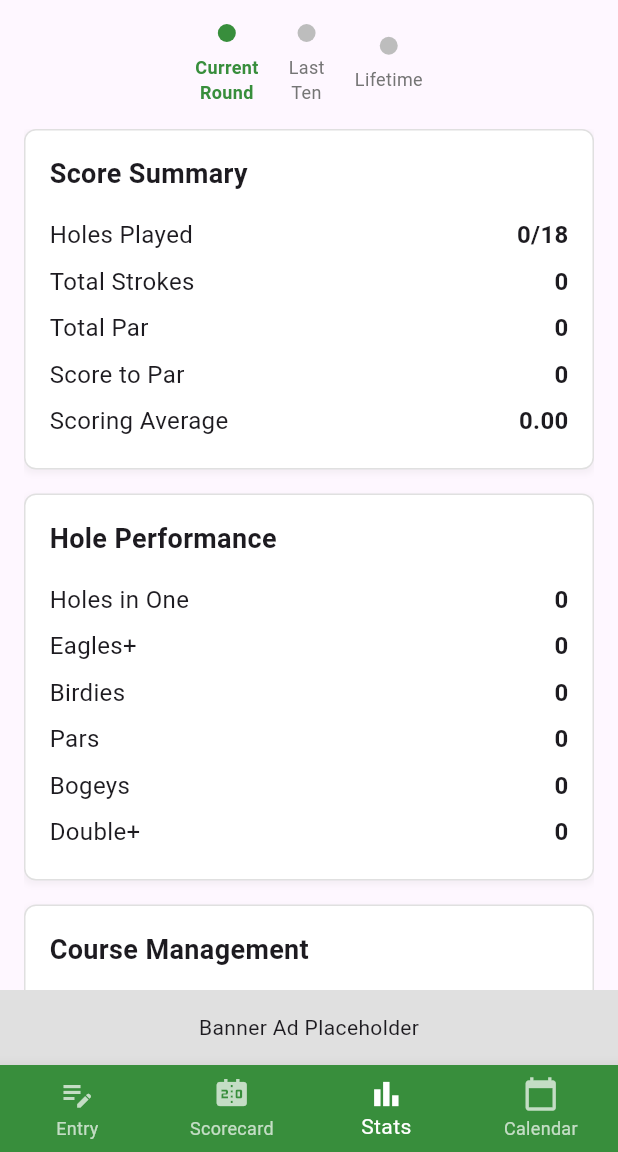
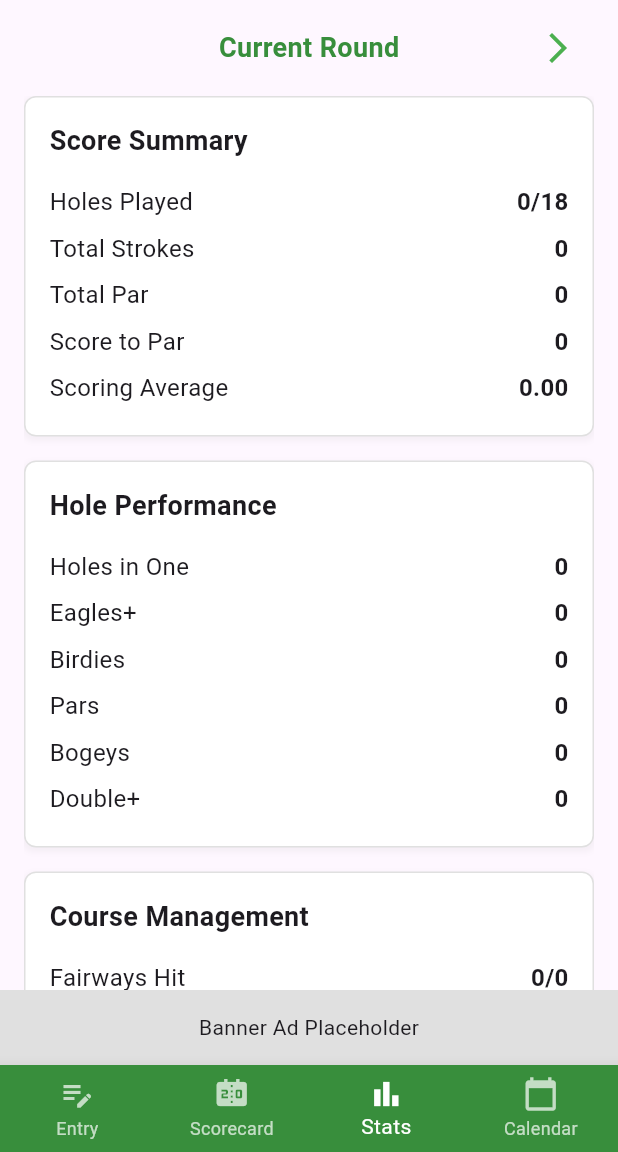
Before and after one commit to Bprice47/golflytics, a Flutter app: the NewGameScreen screen opened directly, item 3 of the bottom bar chosen, on a phone screen of 412 x 824 dp, the part 84-1236 px from its top. Run offline on Flutter 3.47's test engine with Material 3 defaults, Android fonts, the phone set to English and light mode, and no system bars.

Commit message:
🎯 MAJOR MILESTONE: Complete UI Implementation
✅ CORE FEATURES COMPLETE:
- Full Golf Entry System with scorecard indicators
- Professional Scorecard View with horizontal scrolling
- Comprehensive Stats Interface with dual navigation
- All hole-by-hole data entry and validation

🎨 UI/UX HIGHLIGHTS:
- Scorecard-style visual indicators (birdies, eagles, bogeys)
- Swipeable Stats navigation (Current Round ↔ Last Ten ↔ Lifetime)
- Custom green-themed button tabs with highlighting
- Arrow + swipe dual navigation system
- Real-time score calculations and summaries

📊 STATS SYSTEM:
- Current Round: Live hole performance tracking
- Holes-in-one tracking and display
- FIR/GIR percentage calculations
- Course Management statistics
- Score to par with color coding

🏗️ TECHNICAL FOUNDATION:
- Robust data models and state management
- Clean separation of concerns
- Mobile-optimized layouts and interactions
- Professional scorecard grid system
- Comprehensive input validation

🎉 READY FOR: Data persistence, backend integration, calendar features
📝 STATUS: Complete UI foundation - Calendar feature pending future development

```diff
--- a/lib/screens/new_game_screen.dart
+++ b/lib/screens/new_game_screen.dart
@@ -730,8 +730,7 @@ class ScorecardView extends StatelessWidget {
         border: Border.all(color: Colors.grey.shade400, width: 1.0),
       ),
       child: Center(
-        child:
-            child ??
+        child: child ??
             Text(text, style: TextStyle(fontWeight: fontWeight, fontSize: 16)),
       ),
     );
@@ -1114,8 +1113,8 @@ class ScorecardView extends StatelessWidget {
                             color: totalToPar > 0
                                 ? Colors.red
                                 : (totalToPar < 0
-                                      ? Colors.green
-                                      : Colors.black),
+                                    ? Colors.green
+                                    : Colors.black),
                           ),
                         ),
                       ],
@@ -1143,169 +1142,227 @@ class StatsView extends StatefulWidget {
 }
 
 class _StatsViewState extends State<StatsView> with TickerProviderStateMixin {
-  late PageController _pageController;
-  int _currentPage = 0;
-
-  @override
-  void initState() {
-    super.initState();
-    _pageController = PageController();
-  }
-
-  @override
-  void dispose() {
-    _pageController.dispose();
-    super.dispose();
-  }
+  int _currentView = 0; // 0: Current Round, 1: Last Ten, 2: Lifetime
+  int _selectedTab = 0; // 0: Course, 1: All (for Last Ten and Lifetime views)
 
   @override
   Widget build(BuildContext context) {
     return Column(
       children: [
-        // Page indicator dots
-        Padding(
-          padding: const EdgeInsets.all(16.0),
-          child: Row(
-            mainAxisAlignment: MainAxisAlignment.center,
-            children: [
-              _buildPageIndicator(0, 'Current\nRound'),
-              const SizedBox(width: 20),
-              _buildPageIndicator(1, 'Last\nTen'),
-              const SizedBox(width: 20),
-              _buildPageIndicator(2, 'Lifetime'),
-            ],
-          ),
-        ),
-        // Swipeable content
+        // Navigation header with arrows
+        _buildNavigationHeader(),
+        // Content based on current view with swipe detection
         Expanded(
-          child: PageView(
-            controller: _pageController,
-            onPageChanged: (page) {
-              setState(() {
-                _currentPage = page;
-              });
+          child: GestureDetector(
+            onHorizontalDragEnd: (DragEndDetails details) {
+              // Detect swipe direction based on velocity
+              if (details.primaryVelocity != null) {
+                if (details.primaryVelocity! > 0) {
+                  // Swiped right - go to previous view
+                  if (_currentView > 0) {
+                    setState(() {
+                      _currentView--;
+                    });
+                  }
+                } else if (details.primaryVelocity! < 0) {
+                  // Swiped left - go to next view
+                  if (_currentView < 2) {
+                    setState(() {
+                      _currentView++;
+                    });
+                  }
+                }
+              }
             },
-            children: [
-              _buildCurrentRoundPage(),
-              _buildLastTenPage(),
-              _buildLifetimePage(),
-            ],
+            child: _currentView == 0
+                ? Padding(
+                    padding: const EdgeInsets.symmetric(horizontal: 16.0),
+                    child: _buildCurrentRoundStats(),
+                  )
+                : Column(
+                    children: [
+                      // Custom tabs: Course and All (only for Last Ten and Lifetime)
+                      _buildCustomTabs(),
+                      const SizedBox(height: 16),
+                      // Tab content
+                      Expanded(
+                        child: _buildTabContent(
+                            isCourseFocused: _selectedTab == 0),
+                      ),
+                    ],
+                  ),
           ),
         ),
       ],
     );
   }
 
-  Widget _buildPageIndicator(int pageIndex, String label) {
-    final isActive = pageIndex == _currentPage;
-    return GestureDetector(
-      onTap: () {
-        _pageController.animateToPage(
-          pageIndex,
-          duration: const Duration(milliseconds: 300),
-          curve: Curves.easeInOut,
+  Widget _buildNavigationHeader() {
+    return Container(
+      padding: const EdgeInsets.symmetric(horizontal: 16.0, vertical: 8.0),
+      child: Row(
+        mainAxisAlignment: MainAxisAlignment.spaceBetween,
+        children: [
+          // Left arrow (only show for Last Ten and Lifetime)
+          _currentView > 0
+              ? IconButton(
+                  onPressed: () {
+                    setState(() {
+                      _currentView--;
+                    });
+                  },
+                  icon: const Icon(Icons.arrow_back_ios, color: Colors.green),
+                )
+              : const SizedBox(width: 48),
+
+          // Current view title
+          Text(
+            _getCurrentViewTitle(),
+            style: TextStyle(
+              fontSize: 18,
+              fontWeight: FontWeight.bold,
+              color: Colors.green[700],
+            ),
+          ),
+
+          // Right arrow (only show for Current Round and Last Ten)
+          _currentView < 2
+              ? IconButton(
+                  onPressed: () {
+                    setState(() {
+                      _currentView++;
+                    });
+                  },
+                  icon:
+                      const Icon(Icons.arrow_forward_ios, color: Colors.green),
+                )
+              : const SizedBox(width: 48),
+        ],
+      ),
+    );
+  }
+
+  Widget _buildCustomTabs() {
+    return Container(
+      margin: const EdgeInsets.symmetric(horizontal: 16.0),
+      child: Row(
+        children: [
+          Expanded(
+            child: GestureDetector(
+              behavior: HitTestBehavior.opaque,
+              onTap: () {
+                setState(() {
+                  _selectedTab = 0;
+                });
+              },
+              child: Container(
+                padding: const EdgeInsets.symmetric(vertical: 12.0),
+                decoration: BoxDecoration(
+                  color:
+                      _selectedTab == 0 ? Colors.green[700] : Colors.grey[200],
+                  borderRadius: const BorderRadius.only(
+                    topLeft: Radius.circular(8.0),
+                    bottomLeft: Radius.circular(8.0),
+                  ),
+                  border: Border.all(
+                    color: _selectedTab == 0
+                        ? Colors.green[700]!
+                        : Colors.grey[300]!,
+                    width: 1.0,
+                  ),
+                ),
+                child: Text(
+                  'Course',
+                  textAlign: TextAlign.center,
+                  style: TextStyle(
+                    color: _selectedTab == 0 ? Colors.white : Colors.black,
+                    fontWeight: FontWeight.bold,
+                    fontSize: 16,
+                  ),
+                ),
+              ),
+            ),
+          ),
+          Expanded(
+            child: GestureDetector(
+              behavior: HitTestBehavior.opaque,
+              onTap: () {
+                setState(() {
+                  _selectedTab = 1;
+                });
+              },
+              child: Container(
+                padding: const EdgeInsets.symmetric(vertical: 12.0),
+                decoration: BoxDecoration(
+                  color:
+                      _selectedTab == 1 ? Colors.green[700] : Colors.grey[200],
+                  borderRadius: const BorderRadius.only(
+                    topRight: Radius.circular(8.0),
+                    bottomRight: Radius.circular(8.0),
+                  ),
+                  border: Border.all(
+                    color: _selectedTab == 1
+                        ? Colors.green[700]!
+                        : Colors.grey[300]!,
+                    width: 1.0,
+                  ),
+                ),
+                child: Text(
+                  'All',
+                  textAlign: TextAlign.center,
+                  style: TextStyle(
+                    color: _selectedTab == 1 ? Colors.white : Colors.black,
+                    fontWeight: FontWeight.bold,
+                    fontSize: 16,
+                  ),
+                ),
+              ),
+            ),
+          ),
+        ],
+      ),
+    );
+  }
+
+  String _getCurrentViewTitle() {
+    switch (_currentView) {
+      case 0:
+        return 'Current Round';
+      case 1:
+        return 'Last Ten';
+      case 2:
+        return 'Lifetime';
+      default:
+        return 'Current Round';
+    }
+  }
+
+  Widget _buildTabContent({required bool isCourseFocused}) {
+    // This method is only called for Last Ten and Lifetime views (not Current Round)
+    switch (_currentView) {
+      case 1:
+        return _buildComingSoonContent(
+          title: 'Last Ten Rounds',
+          subtitle: isCourseFocused
+              ? 'Your most recent 10 rounds\nFiltered by current course'
+              : 'Your most recent 10 rounds\nAll courses combined',
+          icon: Icons.history,
         );
-      },
-      child: Column(
-        children: [
-          Container(
-            width: 12,
-            height: 12,
-            decoration: BoxDecoration(
-              shape: BoxShape.circle,
-              color: isActive ? Colors.green[700] : Colors.grey[400],
-            ),
-          ),
-          const SizedBox(height: 8),
-          Text(
-            label,
-            textAlign: TextAlign.center,
-            style: TextStyle(
-              fontSize: 12,
-              fontWeight: isActive ? FontWeight.bold : FontWeight.normal,
-              color: isActive ? Colors.green[700] : Colors.grey[600],
-            ),
-          ),
-        ],
-      ),
-    );
-  }
-
-  Widget _buildCurrentRoundPage() {
-    return Padding(
-      padding: const EdgeInsets.symmetric(horizontal: 16.0),
-      child: _buildCurrentRoundStats(),
-    );
-  }
-
-  Widget _buildLastTenPage() {
-    return _buildHistoryPageWithTabs(
-      title: 'Last Ten Rounds',
-      subtitle: 'Your most recent 10 rounds',
-      icon: Icons.history,
-    );
-  }
-
-  Widget _buildLifetimePage() {
-    return _buildHistoryPageWithTabs(
-      title: 'Lifetime Statistics',
-      subtitle: 'All your rounds ever played',
-      icon: Icons.analytics,
-    );
-  }
-
-  Widget _buildHistoryPageWithTabs({
-    required String title,
-    required String subtitle,
-    required IconData icon,
-  }) {
-    return DefaultTabController(
-      length: 2,
-      child: Column(
-        children: [
-          // Tab bar
-          Container(
-            margin: const EdgeInsets.symmetric(horizontal: 16.0),
-            decoration: BoxDecoration(
-              color: Colors.grey[200],
-              borderRadius: BorderRadius.circular(8.0),
-            ),
-            child: TabBar(
-              dividerColor: Colors.transparent,
-              indicator: BoxDecoration(
-                color: Colors.green[700],
-                borderRadius: BorderRadius.circular(8.0),
-              ),
-              labelColor: Colors.white,
-              unselectedLabelColor: Colors.black,
-              labelStyle: const TextStyle(fontWeight: FontWeight.bold),
-              tabs: const [
-                Tab(text: 'Course'),
-                Tab(text: 'All'),
-              ],
-            ),
-          ),
-          const SizedBox(height: 16),
-          // Tab content
-          Expanded(
-            child: TabBarView(
-              children: [
-                _buildComingSoonContent(
-                  title: title,
-                  subtitle: '$subtitle\nFiltered by current course',
-                  icon: icon,
-                ),
-                _buildComingSoonContent(
-                  title: title,
-                  subtitle: '$subtitle\nAll courses combined',
-                  icon: icon,
-                ),
-              ],
-            ),
-          ),
-        ],
-      ),
-    );
+      case 2:
+        return _buildComingSoonContent(
+          title: 'Lifetime Statistics',
+          subtitle: isCourseFocused
+              ? 'All your rounds ever played\nFiltered by current course'
+              : 'All your rounds ever played\nAll courses combined',
+          icon: Icons.analytics,
+        );
+      default:
+        return _buildComingSoonContent(
+          title: 'Statistics',
+          subtitle: 'Coming soon!',
+          icon: Icons.analytics,
+        );
+    }
   }
 
   Widget _buildComingSoonContent({
@@ -1411,12 +1468,10 @@ class _StatsViewState extends State<StatsView> with TickerProviderStateMixin {
 
     final double scoring = holesPlayed > 0 ? totalStrokes / holesPlayed : 0.0;
     final double putting = holesPlayed > 0 ? totalPutts / holesPlayed : 0.0;
-    final double firPercentage = firAttempts > 0
-        ? (firHits / firAttempts) * 100
-        : 0.0;
-    final double girPercentage = girAttempts > 0
-        ? (girHits / girAttempts) * 100
-        : 0.0;
+    final double firPercentage =
+        firAttempts > 0 ? (firHits / firAttempts) * 100 : 0.0;
+    final double girPercentage =
+        girAttempts > 0 ? (girHits / girAttempts) * 100 : 0.0;
 
     return SingleChildScrollView(
       child: Column(
```
